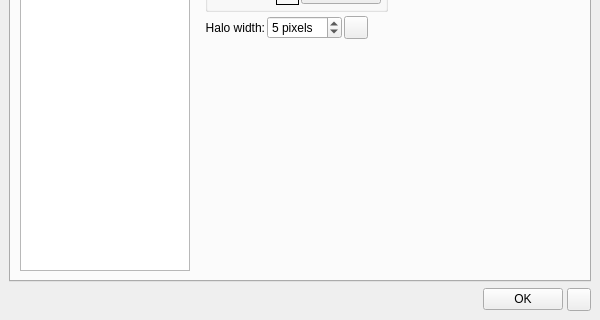
This is cad/src/ne1_ui/prefs/PreferencesDialog.ui in kanzure/nanoengineer as Qt 5 draws it before an edit; both pictures show x 0 to 600 and y 280 to 600 of the 600 by 600 pixel window. The edited form follows.
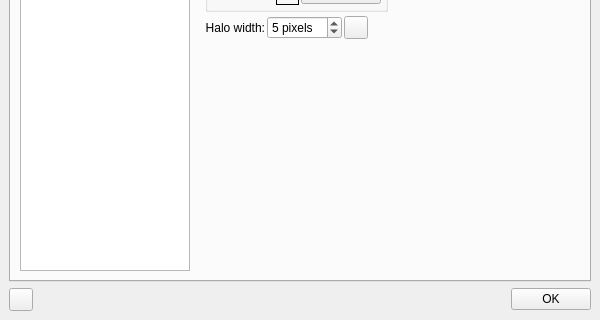
This is the edited form. Icons and pictures are not drawn.

Commit message: Moved "What's This" button to bottom left of dialog and changed icon.

Patch:
```diff
--- a/cad/src/ne1_ui/prefs/PreferencesDialog.ui
+++ b/cad/src/ne1_ui/prefs/PreferencesDialog.ui
@@ -25,6 +25,43 @@
    <property name="spacing" >
     <number>6</number>
    </property>
+   <item row="1" column="0" >
+    <layout class="QHBoxLayout" >
+     <property name="margin" >
+      <number>0</number>
+     </property>
+     <property name="spacing" >
+      <number>6</number>
+     </property>
+     <item>
+      <widget class="QToolButton" name="whatsThisToolButton" >
+       <property name="text" >
+        <string/>
+       </property>
+      </widget>
+     </item>
+     <item>
+      <spacer>
+       <property name="orientation" >
+        <enum>Qt::Horizontal</enum>
+       </property>
+       <property name="sizeHint" >
+        <size>
+         <width>321</width>
+         <height>23</height>
+        </size>
+       </property>
+      </spacer>
+     </item>
+     <item>
+      <widget class="QPushButton" name="okButton" >
+       <property name="text" >
+        <string>OK</string>
+       </property>
+      </widget>
+     </item>
+    </layout>
+   </item>
    <item row="0" column="0" >
     <widget class="QTabWidget" name="prefsTabWidget" >
      <property name="currentIndex" >
@@ -6675,43 +6712,6 @@
      </widget>
     </widget>
    </item>
-   <item row="1" column="0" >
-    <layout class="QHBoxLayout" >
-     <property name="margin" >
-      <number>0</number>
-     </property>
-     <property name="spacing" >
-      <number>4</number>
-     </property>
-     <item>
-      <spacer>
-       <property name="orientation" >
-        <enum>Qt::Horizontal</enum>
-       </property>
-       <property name="sizeHint" >
-        <size>
-         <width>40</width>
-         <height>20</height>
-        </size>
-       </property>
-      </spacer>
-     </item>
-     <item>
-      <widget class="QPushButton" name="okButton" >
-       <property name="text" >
-        <string>OK</string>
-       </property>
-      </widget>
-     </item>
-     <item>
-      <widget class="QToolButton" name="whatsThisToolButton" >
-       <property name="text" >
-        <string/>
-       </property>
-      </widget>
-     </item>
-    </layout>
-   </item>
   </layout>
  </widget>
  <resources/>
```
The commit also changes 3 other files.
